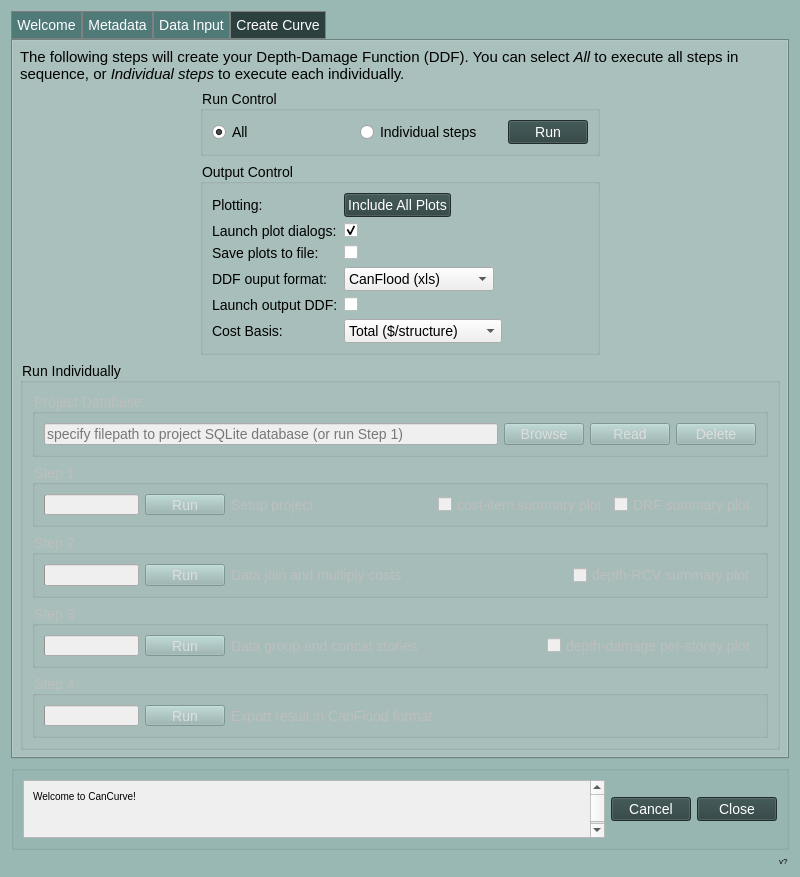
First picture: the form in cancurve/bldgs/cc_bldgs_dialog.ui, repository NRCan/CanCurve, before the edit.
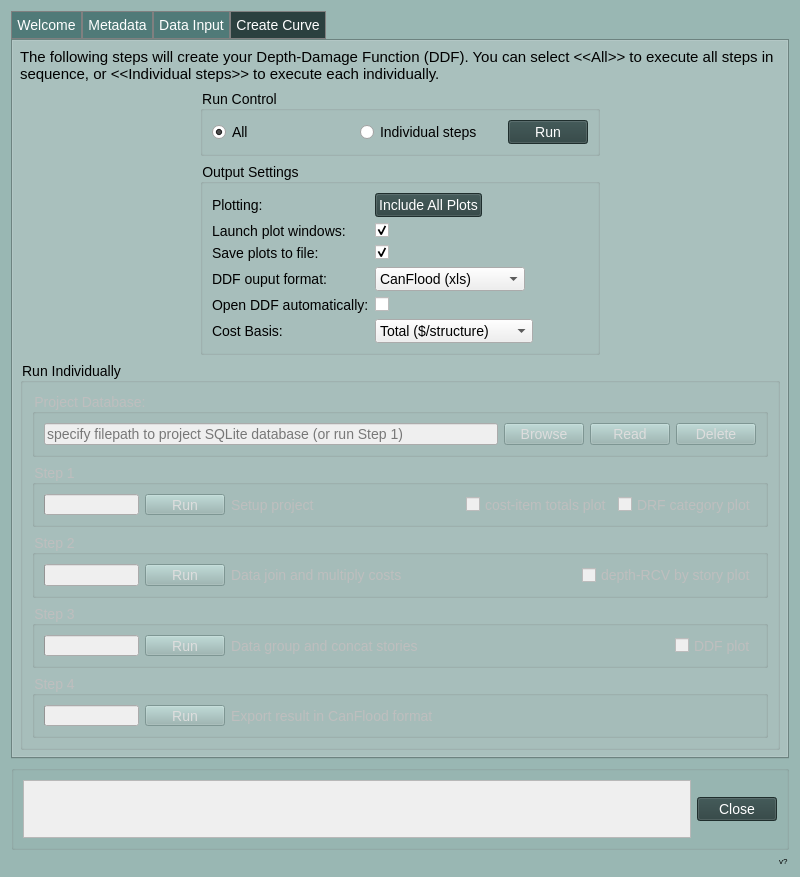
Second picture: the form after the edit. The open tabs and pages were chosen to show the change. Icons and pictures are not drawn. Custom widgets are drawn as their Qt base class.

Commit message: v1 Nicky gui comments (#30)

What changed in the file:
```diff
--- a/cancurve/bldgs/cc_bldgs_dialog.ui
+++ b/cancurve/bldgs/cc_bldgs_dialog.ui
@@ -1146,7 +1146,7 @@
        <item>
         <widget class="QLabel" name="label_5">
          <property name="text">
-          <string>&lt;html&gt;&lt;head/&gt;&lt;body&gt;&lt;p&gt;&lt;span style=&quot; font-size:11pt;&quot;&gt;The following steps will create your Depth-Damage Function (DDF). You can select &lt;/span&gt;&lt;span style=&quot; font-size:11pt; font-style:italic;&quot;&gt;All&lt;/span&gt;&lt;span style=&quot; font-size:11pt;&quot;&gt; to execute all steps in sequence, or &lt;/span&gt;&lt;span style=&quot; font-size:11pt; font-style:italic;&quot;&gt;Individual steps&lt;/span&gt;&lt;span style=&quot; font-size:11pt;&quot;&gt; to execute each individually.&lt;/span&gt;&lt;/p&gt;&lt;/body&gt;&lt;/html&gt;</string>
+          <string>&lt;html&gt;&lt;head/&gt;&lt;body&gt;&lt;p&gt;&lt;span style=&quot; font-size:11pt;&quot;&gt;The following steps will create your Depth-Damage Function (DDF). You can select &lt;/span&gt;&lt;span style=&quot; font-size:11pt;&quot;&gt;&amp;lt;&amp;lt;All&amp;gt;&amp;gt;&lt;/span&gt;&lt;span style=&quot; font-size:11pt;&quot;&gt; to execute all steps in sequence, or &amp;lt;&amp;lt;&lt;/span&gt;&lt;span style=&quot; font-size:11pt;&quot;&gt;Individual steps&amp;gt;&amp;gt;&lt;/span&gt;&lt;span style=&quot; font-size:11pt;&quot;&gt; to execute each individually.&lt;/span&gt;&lt;/p&gt;&lt;/body&gt;&lt;/html&gt;</string>
          </property>
          <property name="wordWrap">
           <bool>true</bool>
@@ -1227,7 +1227,7 @@
             </size>
            </property>
            <property name="title">
-            <string notr="true">Output Control</string>
+            <string notr="true">Output Settings</string>
            </property>
            <property name="flat">
             <bool>true</bool>
@@ -1260,7 +1260,7 @@
                  <string/>
                 </property>
                 <property name="checked">
-                 <bool>false</bool>
+                 <bool>true</bool>
                 </property>
                </widget>
               </item>
@@ -1327,7 +1327,7 @@
               <item row="4" column="0">
                <widget class="QLabel" name="launchResultingDDFLabel">
                 <property name="text">
-                 <string>Launch output DDF:</string>
+                 <string>Open DDF automatically:</string>
                 </property>
                </widget>
               </item>
@@ -1347,7 +1347,7 @@
               <item row="1" column="0">
                <widget class="QLabel" name="launchPlotDialogLabel">
                 <property name="text">
-                 <string>Launch plot dialogs:</string>
+                 <string>Launch plot windows:</string>
                 </property>
                </widget>
               </item>
@@ -1590,7 +1590,7 @@
                   <bool>false</bool>
                  </property>
                  <property name="text">
-                  <string>cost-item summary plot</string>
+                  <string>cost-item totals plot</string>
                  </property>
                  <property name="checked">
                   <bool>false</bool>
@@ -1603,7 +1603,7 @@
                   <bool>false</bool>
                  </property>
                  <property name="text">
-                  <string>DRF summary plot</string>
+                  <string>DRF category plot</string>
                  </property>
                 </widget>
                </item>
@@ -1695,7 +1695,7 @@
                   <bool>false</bool>
                  </property>
                  <property name="text">
-                  <string>depth-RCV summary plot</string>
+                  <string>depth-RCV by story plot</string>
                  </property>
                 </widget>
                </item>
@@ -1787,7 +1787,7 @@
                   <bool>false</bool>
                  </property>
                  <property name="text">
-                  <string>depth-damage per-storey plot</string>
+                  <string>DDF plot</string>
                  </property>
                 </widget>
                </item>
@@ -1946,7 +1946,7 @@
             <rect>
              <x>0</x>
              <y>0</y>
-             <width>575</width>
+             <width>656</width>
              <height>68</height>
             </rect>
            </property>
@@ -1996,7 +1996,7 @@
 }</string>
               </property>
               <property name="text">
-               <string>Welcome to CanCurve!</string>
+               <string/>
               </property>
               <property name="alignment">
                <set>Qt::AlignLeading|Qt::AlignLeft|Qt::AlignTop</set>
@@ -2016,22 +2016,6 @@
        <layout class="QVBoxLayout" name="verticalLayout_19">
         <item>
          <layout class="QHBoxLayout" name="horizontalLayout_7">
-          <item>
-           <widget class="QPushButton" name="cancel_pushButton">
-            <property name="sizePolicy">
-             <sizepolicy hsizetype="Fixed" vsizetype="Fixed">
-              <horstretch>0</horstretch>
-              <verstretch>0</verstretch>
-             </sizepolicy>
-            </property>
-            <property name="text">
-             <string>Cancel</string>
-            </property>
-            <property name="flat">
-             <bool>false</bool>
-            </property>
-           </widget>
-          </item>
           <item>
            <widget class="QPushButton" name="close_pushButton">
             <property name="sizePolicy">
```
Left out of the diff: 22 changed lines with no effect on the pictures. The commit also changes 4 other files.
